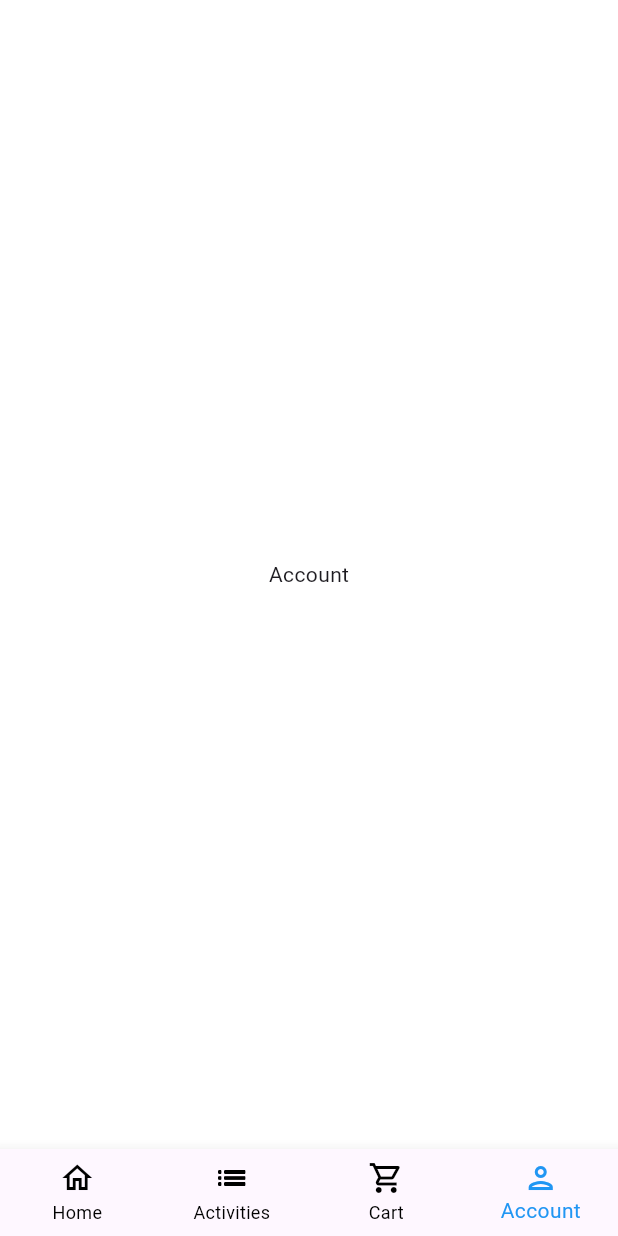
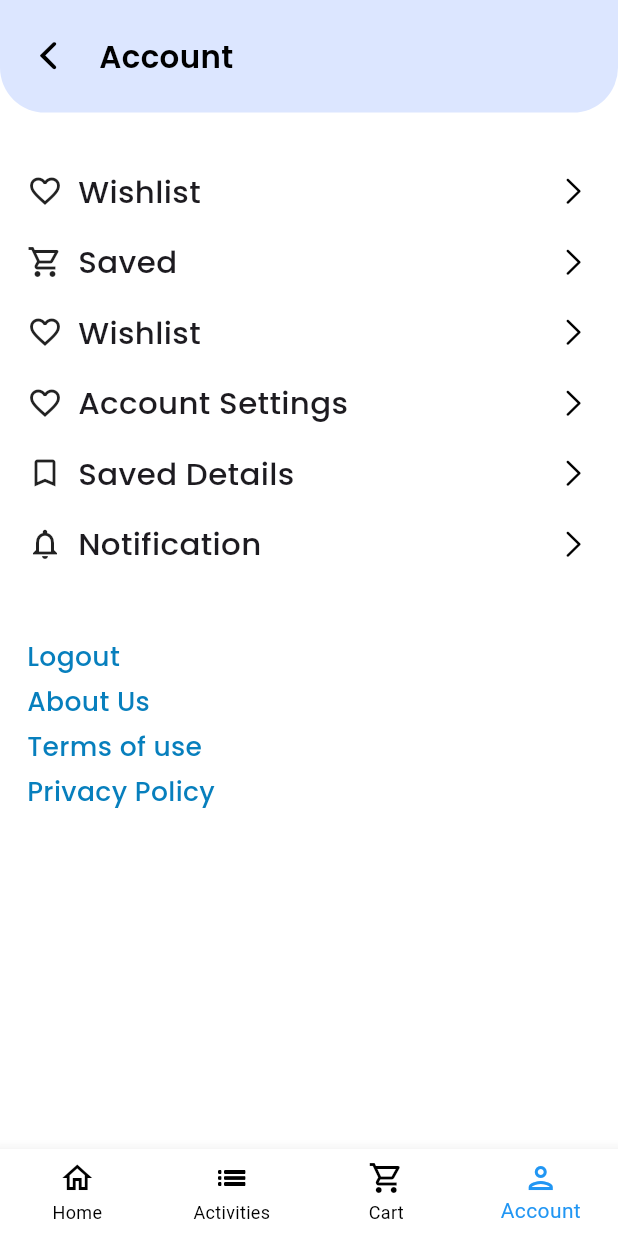
Before and after one commit to alatjoseph/whoosh, a Flutter app: the Homepage screen opened by its route, item 4 of the bottom bar chosen, on a phone screen of 412 x 824 dp. Run offline on Flutter 3.47's test engine with Material 3 defaults, Android fonts, the light colour scheme and no system bars; our stand-ins replace go_router, google_fonts, lottie, pin_code_fields, smooth_page_indicator.

Commit message:
Account page added

```diff
--- a/lib/Pages/Features/account/account_page.dart
+++ b/lib/Pages/Features/account/account_page.dart
@@ -0,0 +1,129 @@
+import 'package:flutter/cupertino.dart';
+import 'package:flutter/material.dart';
+import 'package:google_fonts/google_fonts.dart';
+import 'package:whoosh/Utils/colours.dart';
+import 'package:whoosh/Utils/constant_widgets.dart';
+import 'package:whoosh/Widgets/Global/appbar_global.dart';
+
+class AccountPage extends StatelessWidget {
+  const AccountPage({super.key});
+
+  @override
+  Widget build(BuildContext context) {
+    return Scaffold(
+      body: LayoutBuilder(builder: (context, size) {
+        return ListView(
+          children: [
+            Global_AppBar_Widget(
+                title: 'Account', backgroundColor: primaryColour, size: size),
+            Padding(
+              padding: const EdgeInsets.all(18.0),
+              child: Column(
+                crossAxisAlignment: CrossAxisAlignment.start,
+                children: [
+                  sizedbox_h20,
+                  Account_Item_Card(
+                    icon: Icons.favorite_border,
+                    size: size,
+                    title: "Wishlist",
+                  ),
+                  Account_Item_Card(
+                    icon: Icons.shopping_cart_outlined,
+                    size: size,
+                    title: "Saved",
+                  ),
+                  Account_Item_Card(
+                    icon: Icons.favorite_border,
+                    size: size,
+                    title: "Wishlist",
+                  ),
+                  Account_Item_Card(
+                    icon: Icons.favorite_border,
+                    size: size,
+                    title: "Account Settings",
+                  ),
+                  Account_Item_Card(
+                    icon: Icons.bookmark_border,
+                    size: size,
+                    title: "Saved Details",
+                  ),
+                  Account_Item_Card(
+                    icon: Icons.notifications_outlined,
+                    size: size,
+                    title: "Notification",
+                  ),
+                  sizedbox_h30,
+                  Text('Logout',
+                      style: GoogleFonts.poppins(
+                          color: accountBlueColour,
+                          fontSize: size.maxWidth * 0.043,
+                          fontWeight: FontWeight.w500)),
+                  sizedbox_h5,
+                  Text('About Us',
+                      style: GoogleFonts.poppins(
+                          color: accountBlueColour,
+                          fontSize: size.maxWidth * 0.043,
+                          fontWeight: FontWeight.w500)),
+                          sizedbox_h5,
+                  Text('Terms of use',
+                      style: GoogleFonts.poppins(
+                          color: accountBlueColour,
+                          fontSize: size.maxWidth * 0.043,
+                          fontWeight: FontWeight.w500)),
+                          sizedbox_h5,
+                  Text('Privacy Policy',
+                      style: GoogleFonts.poppins(
+                          color: accountBlueColour,
+                          fontSize: size.maxWidth * 0.043,
+                          fontWeight: FontWeight.w500)),
+                          sizedbox_h5,
+
+                ],
+              ),
+            ),
+          ],
+        );
+      }),
+    );
+  }
+}
+
+class Account_Item_Card extends StatelessWidget {
+  Account_Item_Card({
+    super.key,
+    required this.size,
+    required this.title,
+    required this.icon,
+  });
+  BoxConstraints size;
+  String title;
+  IconData icon;
+  @override
+  Widget build(BuildContext context) {
+    return GestureDetector(
+      onTap: () {},
+      child: Padding(
+        padding: const EdgeInsets.only(bottom: 18),
+        child: Row(
+          children: [
+            Icon(
+              icon,
+            ),
+            sizedbox_w10,
+            Text(
+              title,
+              style: GoogleFonts.poppins(
+                  fontSize: size.maxWidth * 0.05, fontWeight: FontWeight.w500),
+            ),
+            const Spacer(),
+            Icon(
+              CupertinoIcons.chevron_right,
+              color: blackColour,
+              size: size.maxWidth * 0.056,
+            ),
+          ],
+        ),
+      ),
+    );
+  }
+}
--- a/lib/Pages/home.dart
+++ b/lib/Pages/home.dart
@@ -1,4 +1,5 @@
 import 'package:flutter/material.dart';
+import 'package:whoosh/Pages/Features/account/account_page.dart';
 import 'package:whoosh/Pages/Features/home/home_screen.dart';
 import 'package:whoosh/Utils/colours.dart';
 
@@ -16,7 +17,7 @@ class _HomepageState extends State<Homepage> {
       const HomeScreen(),
       const Center(child: Text('Activities')),
       const Center(child: Text('Cart')),
-      const Center(child: Text('Account')),
+      const AccountPage(),
   ];
 
   void navigateToPage(int index) {
@@ -39,6 +40,7 @@ class _HomepageState extends State<Homepage> {
         valueListenable: selectedIndex,
         builder: (context, index, child) {
           return BottomNavigationBar(
+            backgroundColor: whiteColour,
             currentIndex: index,
             onTap: navigateToPage,
             type: BottomNavigationBarType.fixed,
--- a/lib/Utils/colours.dart
+++ b/lib/Utils/colours.dart
@@ -12,3 +12,4 @@ const Color transparentColour=Colors.transparent;
 const Color yellowColour=Colors.amber;
 const Color greenColour=Colors.green;
 const Color redColour= Colors.red;
+const Color accountBlueColour=Color(0xFF077FBD);
```
Also changed, not shown: 1 other file.
